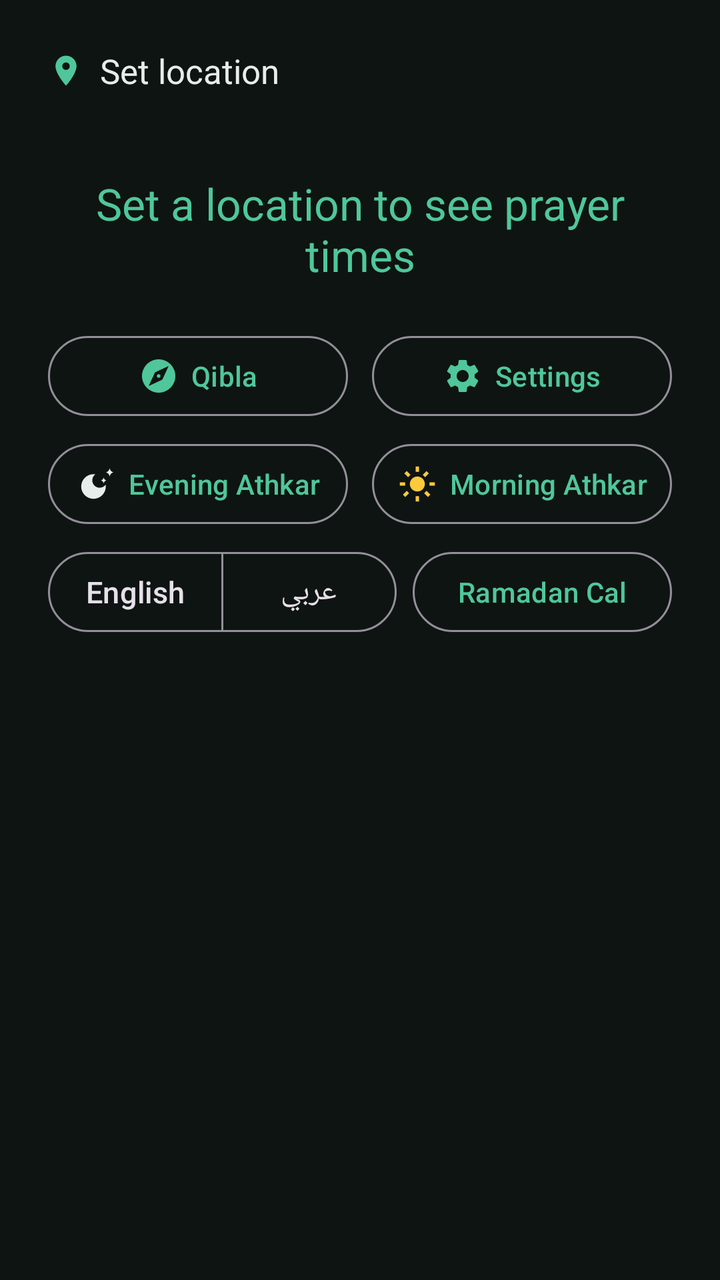
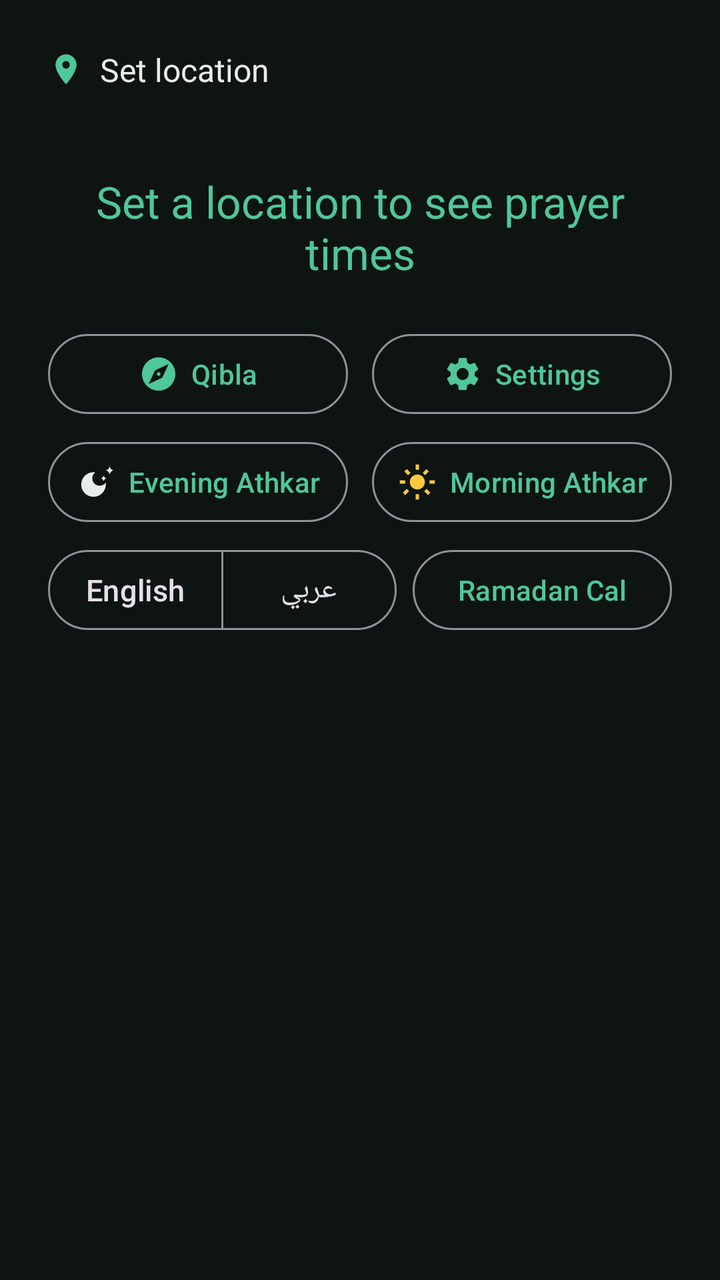

Before-and-after screenshots of an Android layout around one commit, followed by the original layout XML and the change that was made.
<!-- AndroidManifest.xml: application theme Theme.Athan -->
<!-- res/layout/activity_main.xml -->
<?xml version="1.0" encoding="utf-8"?>
<ScrollView xmlns:android="http://schemas.android.com/apk/res/android"
    xmlns:app="http://schemas.android.com/apk/res-auto"
    android:id="@+id/root"
    android:layout_width="match_parent"
    android:layout_height="match_parent"
    android:background="@color/bg"
    android:fillViewport="true">

    <LinearLayout
        android:layout_width="match_parent"
        android:layout_height="wrap_content"
        android:orientation="vertical"
        android:paddingStart="24dp"
        android:paddingTop="16dp"
        android:paddingEnd="24dp"
        android:paddingBottom="16dp">

        <LinearLayout
            android:id="@+id/locationRow"
            android:layout_width="match_parent"
            android:layout_height="wrap_content"
            android:background="?attr/selectableItemBackground"
            android:gravity="center_vertical"
            android:orientation="horizontal"
            android:paddingTop="8dp"
            android:paddingBottom="8dp">

            
            <ImageView
                android:layout_width="18dp"
                android:layout_height="18dp"
                android:layout_marginEnd="8dp"
                android:contentDescription="@string/set_location"
                android:src="@drawable/ic_place"
                app:tint="@color/accent" />

            <TextView
                android:id="@+id/cityName"
                android:layout_width="0dp"
                android:layout_height="wrap_content"
                android:layout_weight="1"
                android:ellipsize="end"
                android:maxLines="1"
                android:text="@string/set_location"
                android:textColor="@color/text"
                android:textSize="17sp" />

            
            <TextView
                android:id="@+id/temperature"
                android:layout_width="wrap_content"
                android:layout_height="wrap_content"
                android:layout_marginStart="4dp"
                android:background="@drawable/bg_temperature"
                android:maxLines="1"
                android:paddingStart="9dp"
                android:paddingTop="6dp"
                android:paddingEnd="9dp"
                android:paddingBottom="6dp"
                android:textColor="@color/temperature_text"
                android:textSize="16sp"
                android:visibility="gone" />
        </LinearLayout>

        <TextView
            android:id="@+id/hijriDate"
            android:layout_width="match_parent"
            android:layout_height="wrap_content"
            android:layout_marginTop="4dp"
            android:includeFontPadding="false"
            android:textColor="@color/sunrise"
            android:textSize="14sp" />

        <TextView
            android:id="@+id/nextPrayer"
            android:layout_width="match_parent"
            android:layout_height="wrap_content"
            android:layout_marginTop="12dp"
            android:gravity="center"
            android:text="@string/no_location_yet"
            android:textColor="@color/accent"
            android:textSize="22sp" />

        <TextView
            android:id="@+id/alarmWarning"
            android:layout_width="match_parent"
            android:layout_height="wrap_content"
            android:layout_marginTop="12dp"
            android:background="@color/warning_bg"
            android:padding="12dp"
            android:text="@string/exact_alarm_blocked"
            android:textColor="@color/warning_text"
            android:textSize="13sp"
            android:visibility="gone" />

        <LinearLayout
            android:id="@+id/timesContainer"
            android:layout_width="match_parent"
            android:layout_height="wrap_content"
            android:layout_marginTop="10dp"
            android:orientation="vertical" />

        <LinearLayout
            android:layout_width="match_parent"
            android:layout_height="wrap_content"
            android:layout_marginTop="12dp"
            android:orientation="horizontal">

            <com.google.android.material.button.MaterialButton
                android:id="@+id/qiblaButton"
                style="?attr/materialButtonOutlinedStyle"
                android:layout_width="0dp"
                android:layout_height="wrap_content"
                android:layout_marginEnd="6dp"
                android:layout_weight="1"
                android:insetLeft="0dp"
                android:insetRight="0dp"
                android:maxLines="1"
                android:minWidth="0dp"
                android:paddingStart="8dp"
                android:paddingEnd="8dp"
                android:text="@string/qibla"
                android:textAllCaps="false"
                android:textSize="14sp"
                app:icon="@drawable/ic_explore"
                app:iconGravity="textStart"
                app:iconPadding="6dp"
                app:iconSize="20dp" />

            <com.google.android.material.button.MaterialButton
                android:id="@+id/settingsButton"
                style="?attr/materialButtonOutlinedStyle"
                android:layout_width="0dp"
                android:layout_height="wrap_content"
                android:layout_marginStart="6dp"
                android:layout_weight="1"
                android:insetLeft="0dp"
                android:insetRight="0dp"
                android:maxLines="1"
                android:minWidth="0dp"
                android:paddingStart="8dp"
                android:paddingEnd="8dp"
                android:text="@string/settings"
                android:textAllCaps="false"
                android:textSize="14sp"
                app:icon="@drawable/ic_settings"
                app:iconGravity="textStart"
                app:iconPadding="6dp"
                app:iconSize="20dp" />
        </LinearLayout>

        
        <LinearLayout
            android:layout_width="match_parent"
            android:layout_height="wrap_content"
            android:layout_marginTop="6dp"
            android:orientation="horizontal">

            <com.google.android.material.button.MaterialButton
                android:id="@+id/eveningAdhkarButton"
                style="?attr/materialButtonOutlinedStyle"
                android:layout_width="0dp"
                android:layout_height="wrap_content"
                android:layout_marginEnd="6dp"
                android:layout_weight="1"
                android:insetLeft="0dp"
                android:insetRight="0dp"
                android:maxLines="1"
                android:minWidth="0dp"
                android:paddingStart="6dp"
                android:paddingEnd="6dp"
                android:text="@string/adhkar_evening"
                android:textAllCaps="false"
                app:autoSizeMaxTextSize="14sp"
                app:autoSizeMinTextSize="10sp"
                app:autoSizeStepGranularity="1sp"
                app:autoSizeTextType="uniform"
                app:icon="@drawable/ic_adhkar_evening"
                app:iconGravity="textStart"
                app:iconPadding="6dp"
                app:iconSize="20dp"
                app:iconTint="@color/text" />

            <com.google.android.material.button.MaterialButton
                android:id="@+id/morningAdhkarButton"
                style="?attr/materialButtonOutlinedStyle"
                android:layout_width="0dp"
                android:layout_height="wrap_content"
                android:layout_marginStart="6dp"
                android:layout_weight="1"
                android:insetLeft="0dp"
                android:insetRight="0dp"
                android:maxLines="1"
                android:minWidth="0dp"
                android:paddingStart="6dp"
                android:paddingEnd="6dp"
                android:text="@string/adhkar_morning"
                android:textAllCaps="false"
                app:autoSizeMaxTextSize="14sp"
                app:autoSizeMinTextSize="10sp"
                app:autoSizeStepGranularity="1sp"
                app:autoSizeTextType="uniform"
                app:icon="@drawable/ic_adhkar_morning"
                app:iconGravity="textStart"
                app:iconPadding="6dp"
                app:iconSize="20dp"
                app:iconTint="@color/sunrise" />
        </LinearLayout>

        
        
        <LinearLayout
            android:layout_width="match_parent"
            android:layout_height="wrap_content"
            android:layout_marginTop="6dp"
            android:gravity="center_vertical"
            android:orientation="horizontal">

        <com.google.android.material.button.MaterialButtonToggleGroup
            android:id="@+id/languageGroup"
            android:layout_width="0dp"
            android:layout_height="wrap_content"
            android:layout_weight="1.35"
            app:selectionRequired="true"
            app:singleSelection="true">

            <com.google.android.material.button.MaterialButton
                android:id="@+id/langEnglish"
                style="?attr/materialButtonOutlinedStyle"
                android:layout_width="0dp"
                android:layout_height="wrap_content"
                android:layout_weight="1"
                android:insetLeft="0dp"
                android:insetRight="0dp"
                android:maxLines="1"
                android:minWidth="0dp"
                android:paddingStart="2dp"
                android:paddingEnd="2dp"
                android:text="@string/lang_english"
                android:textAllCaps="false"
                app:autoSizeMaxTextSize="15sp"
                app:autoSizeMinTextSize="10sp"
                app:autoSizeStepGranularity="1sp"
                app:autoSizeTextType="uniform" />

            <com.google.android.material.button.MaterialButton
                android:id="@+id/langArabic"
                style="?attr/materialButtonOutlinedStyle"
                android:layout_width="0dp"
                android:layout_height="wrap_content"
                android:layout_weight="1"
                android:insetLeft="0dp"
                android:insetRight="0dp"
                android:maxLines="1"
                android:minWidth="0dp"
                android:paddingStart="2dp"
                android:paddingEnd="2dp"
                android:text="@string/lang_arabic"
                android:textAllCaps="false"
                app:autoSizeMaxTextSize="15sp"
                app:autoSizeMinTextSize="10sp"
                app:autoSizeStepGranularity="1sp"
                app:autoSizeTextType="uniform" />
        </com.google.android.material.button.MaterialButtonToggleGroup>

            <com.google.android.material.button.MaterialButton
                android:id="@+id/ramadanButton"
                style="?attr/materialButtonOutlinedStyle"
                android:layout_width="0dp"
                android:layout_height="wrap_content"
                android:layout_marginStart="8dp"
                android:layout_weight="1"
                android:insetLeft="0dp"
                android:insetRight="0dp"
                android:maxLines="1"
                android:minWidth="0dp"
                android:paddingStart="4dp"
                android:paddingEnd="4dp"
                android:text="@string/ramadan_short"
                android:textAllCaps="false"
                app:autoSizeMaxTextSize="14sp"
                app:autoSizeMinTextSize="9sp"
                app:autoSizeStepGranularity="1sp"
                app:autoSizeTextType="uniform" />
        </LinearLayout>

    </LinearLayout>
</ScrollView>
<!-- resources referenced by this layout -->
<resources>
  <color name="accent">#4FC79A</color>
  <color name="bg">#0E1412</color>
  <color name="sunrise">#FFC93C</color>
  <color name="temperature_text">#8FE8C4</color>
  <color name="text">#E6EDEA</color>
  <color name="warning_bg">#3A2A0E</color>
  <color name="warning_text">#F0C674</color>
  <!-- drawable bg_temperature (drawable) -->
  <?xml version="1.0" encoding="utf-8"?>
  <layer-list xmlns:android="http://schemas.android.com/apk/res/android">
      <item>
          <shape android:shape="oval">
              <gradient
                  android:centerColor="#334FC79A"
                  android:endColor="#004FC79A"
                  android:gradientRadius="34dp"
                  android:startColor="#554FC79A"
                  android:type="radial" />
          </shape>
      </item>
  </layer-list>
  <!-- drawable ic_adhkar_morning (drawable) -->
  <?xml version="1.0" encoding="utf-8"?>
  <vector xmlns:android="http://schemas.android.com/apk/res/android"
      android:width="24dp"
      android:height="24dp"
      android:viewportWidth="24"
      android:viewportHeight="24">
      <path
          android:fillColor="@android:color/white"
          android:pathData="M12,7.5c-2.49,0 -4.5,2.01 -4.5,4.5s2.01,4.5 4.5,4.5s4.5,-2.01 4.5,-4.5S14.49,7.5 12,7.5zM11,1.5h2v3.2h-2zM11,19.3h2v3.2h-2zM1.5,11h3.2v2h-3.2zM19.3,11h3.2v2h-3.2zM4.22,5.64l1.41,-1.41l2.26,2.26l-1.41,1.41zM16.11,17.53l1.41,-1.41l2.26,2.26l-1.41,1.41zM17.52,4.23l1.41,1.41l-2.26,2.26l-1.41,-1.41zM5.63,16.12l1.41,1.41l-2.26,2.26l-1.41,-1.41z" />
  </vector>
  <!-- drawable ic_explore (drawable) -->
  <?xml version="1.0" encoding="utf-8"?>
  <vector xmlns:android="http://schemas.android.com/apk/res/android"
      android:width="24dp"
      android:height="24dp"
      android:viewportWidth="24"
      android:viewportHeight="24">
      <path
          android:fillColor="@android:color/white"
          android:pathData="M12,10.9c-0.61,0 -1.1,0.49 -1.1,1.1s0.49,1.1 1.1,1.1c0.61,0 1.1,-0.49 1.1,-1.1s-0.49,-1.1 -1.1,-1.1zM12,2C6.48,2 2,6.48 2,12s4.48,10 10,10 10,-4.48 10,-10S17.52,2 12,2zM14.19,14.19L6,18l3.81,-8.19L18,6l-3.81,8.19z" />
  </vector>
  <!-- drawable ic_place (drawable) -->
  <?xml version="1.0" encoding="utf-8"?>
  <vector xmlns:android="http://schemas.android.com/apk/res/android"
      android:width="18dp"
      android:height="18dp"
      android:viewportWidth="24"
      android:viewportHeight="24">
      <path
          android:fillColor="@android:color/white"
          android:pathData="M12,2C8.13,2 5,5.13 5,9c0,5.25 7,13 7,13s7,-7.75 7,-13c0,-3.87 -3.13,-7 -7,-7zM12,11.5c-1.38,0 -2.5,-1.12 -2.5,-2.5s1.12,-2.5 2.5,-2.5 2.5,1.12 2.5,2.5 -1.12,2.5 -2.5,2.5z" />
  </vector>
  <string name="adhkar_evening">Evening Athkar</string>
  <string name="adhkar_morning">Morning Athkar</string>
  <string name="exact_alarm_blocked">Exact alarms are turned off, so the athan can\'t fire on time. Tap to allow.</string>
  <string name="lang_arabic">عربي</string>
  <string name="lang_english">English</string>
  <string name="no_location_yet">Set a location to see prayer times</string>
  <string name="qibla">Qibla</string>
  <string name="ramadan_short">Ramadan Cal</string>
  <string name="set_location">Set location</string>
  <string name="settings">Settings</string>
  <style name="Theme.Athan" parent="Theme.Material3.Dark.NoActionBar">
          <item name="android:statusBarColor">@android:color/transparent</item>
          <item name="android:navigationBarColor">@android:color/transparent</item>
          <item name="android:windowBackground">@color/bg</item>
          <item name="colorPrimary">@color/accent</item>
          <item name="colorOnPrimary">#08110D</item>
          <item name="colorSecondaryContainer">#1E3A2F</item>
          <item name="colorOnSecondaryContainer">@color/accent</item>
      </style>
  <!-- unchanged entries left out for length: 2 -->
</resources>

<!-- the commit's change to res/layout/activity_main.xml (unified diff, before → after) -->
@@ -42,9 +42,10 @@
                 android:layout_weight="1"
                 android:ellipsize="end"
                 android:maxLines="1"
+                android:minWidth="0dp"
                 android:text="@string/set_location"
                 android:textColor="@color/text"
-                android:textSize="17sp" />
+                android:textSize="16sp" />
 
             
             <TextView
@@ -54,12 +55,12 @@
                 android:layout_marginStart="4dp"
                 android:background="@drawable/bg_temperature"
                 android:maxLines="1"
-                android:paddingStart="9dp"
-                android:paddingTop="6dp"
-                android:paddingEnd="9dp"
-                android:paddingBottom="6dp"
+                android:paddingStart="7dp"
+                android:paddingTop="5dp"
+                android:paddingEnd="7dp"
+                android:paddingBottom="5dp"
                 android:textColor="@color/temperature_text"
-                android:textSize="16sp"
+                android:textSize="15sp"
                 android:visibility="gone" />
         </LinearLayout>
 
